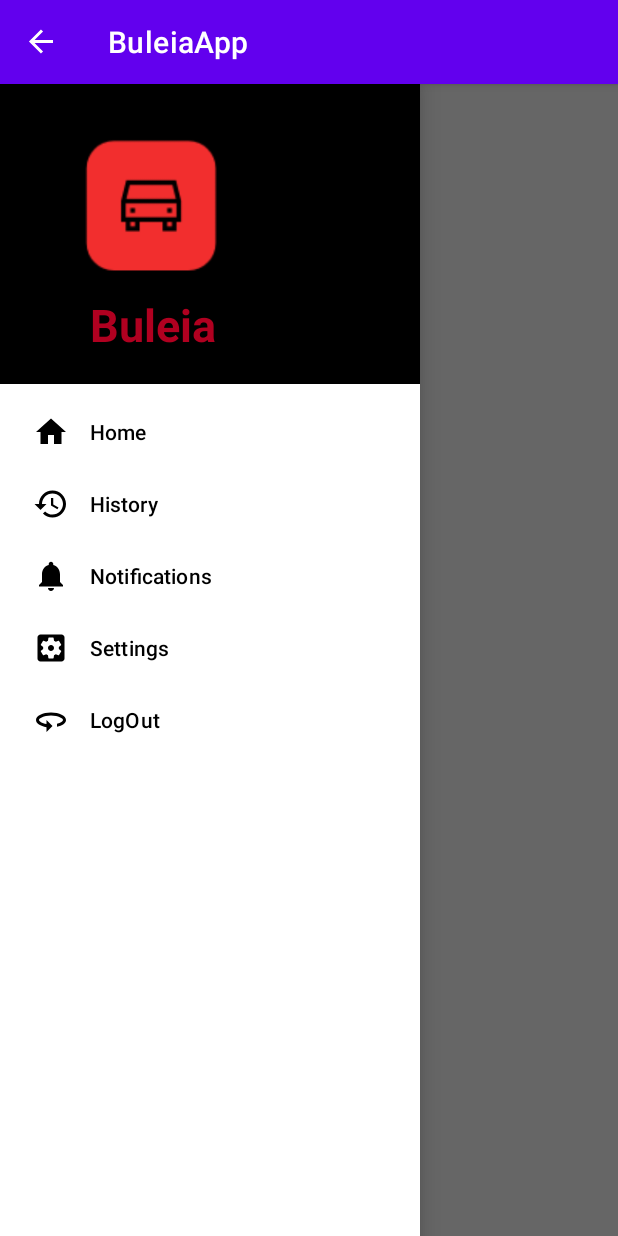
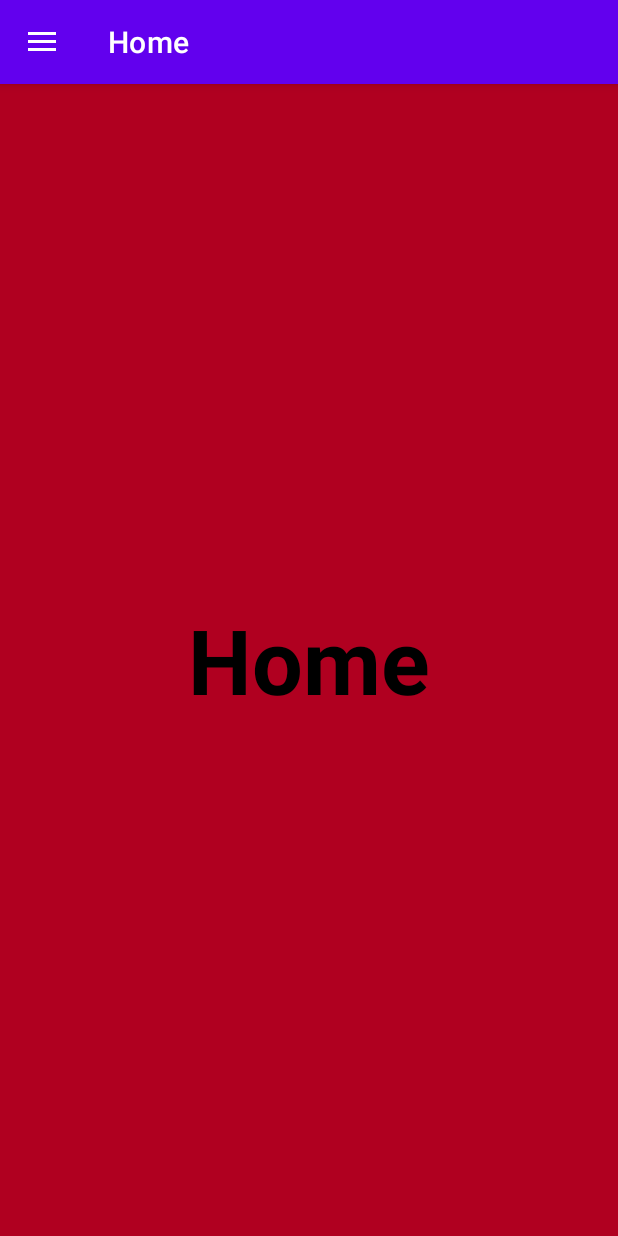
Before and after one commit to IPVC-ECGM/BuleiaApp, an Android app: the screen it shows after launch (MainActivity), after a tap on "Home", on a phone screen of 412 x 824 dp. Run offline under Robolectric (Android 15) with nearby library versions, the phone set to English and light mode, and no system bars; 1 other tap on this screen came first.

Commit message:
em andamento

```diff
--- a/app/build.gradle
+++ b/app/build.gradle
@@ -37,6 +37,7 @@ dependencies {
     implementation 'androidx.appcompat:appcompat:1.4.1'
     implementation 'com.google.android.material:material:1.5.0'
     implementation 'androidx.constraintlayout:constraintlayout:2.1.3'
+    implementation 'androidx.legacy:legacy-support-v4:1.0.0'
     testImplementation 'junit:junit:4.13.2'
     androidTestImplementation 'androidx.test.ext:junit:1.1.3'
     androidTestImplementation 'androidx.test.espresso:espresso-core:3.4.0'
--- /dev/null
+++ b/app/src/main/java/ecgm/app/buleia/HomeFragment.kt
@@ -0,0 +1,59 @@
+package ecgm.app.buleia
+
+import android.os.Bundle
+import androidx.fragment.app.Fragment
+import android.view.LayoutInflater
+import android.view.View
+import android.view.ViewGroup
+
+// TODO: Rename parameter arguments, choose names that match
+// the fragment initialization parameters, e.g. ARG_ITEM_NUMBER
+private const val ARG_PARAM1 = "param1"
+private const val ARG_PARAM2 = "param2"
+
+/**
+ * A simple [Fragment] subclass.
+ * Use the [HomeFragment.newInstance] factory method to
+ * create an instance of this fragment.
+ */
+class HomeFragment : Fragment() {
+    // TODO: Rename and change types of parameters
+    private var param1: String? = null
+    private var param2: String? = null
+
+    override fun onCreate(savedInstanceState: Bundle?) {
+        super.onCreate(savedInstanceState)
+        arguments?.let {
+            param1 = it.getString(ARG_PARAM1)
+            param2 = it.getString(ARG_PARAM2)
+        }
+    }
+
+    override fun onCreateView(
+        inflater: LayoutInflater, container: ViewGroup?,
+        savedInstanceState: Bundle?
+    ): View? {
+        // Inflate the layout for this fragment
+        return inflater.inflate(R.layout.fragment_home, container, false)
+    }
+
+    companion object {
+        /**
+         * Use this factory method to create a new instance of
+         * this fragment using the provided parameters.
+         *
+         * @param param1 Parameter 1.
+         * @param param2 Parameter 2.
+         * @return A new instance of fragment HomeFragment.
+         */
+        // TODO: Rename and change types and number of parameters
+        @JvmStatic
+        fun newInstance(param1: String, param2: String) =
+            HomeFragment().apply {
+                arguments = Bundle().apply {
+                    putString(ARG_PARAM1, param1)
+                    putString(ARG_PARAM2, param2)
+                }
+            }
+    }
+}
--- a/app/src/main/java/ecgm/app/buleia/MainActivity.kt
+++ b/app/src/main/java/ecgm/app/buleia/MainActivity.kt
@@ -8,17 +8,19 @@ import android.widget.Toast
 import androidx.appcompat.app.ActionBarDrawerToggle
 import androidx.appcompat.graphics.drawable.DrawerArrowDrawable
 import androidx.drawerlayout.widget.DrawerLayout
+import androidx.fragment.app.Fragment
 import com.google.android.material.navigation.NavigationView
 
 class MainActivity : AppCompatActivity() {
 
     lateinit var toggle: ActionBarDrawerToggle
+    lateinit var drawerLayout: DrawerLayout
 
     override fun onCreate(savedInstanceState: Bundle?) {
         super.onCreate(savedInstanceState)
         setContentView(R.layout.activity_main)
 
-        val drawerLayout : DrawerLayout = findViewById(R.id.drawerlayout)
+        drawerLayout = findViewById(R.id.drawerlayout)
         val menu1 : NavigationView = findViewById(R.id.menu_1)
 
         toggle = ActionBarDrawerToggle(this,drawerLayout,R.string.open,R.string.close)
@@ -28,8 +30,9 @@ class MainActivity : AppCompatActivity() {
         supportActionBar?.setDisplayHomeAsUpEnabled(true)
 
         menu1.setNavigationItemSelectedListener {
+            it.isChecked = true
             when(it.itemId){
-                R.id.home -> Toast.makeText(applicationContext,"clicked Home",Toast.LENGTH_SHORT).show()
+                R.id.home -> replaceFragment(HomeFragment(),it.title.toString())
                 R.id.history -> Toast.makeText(applicationContext,"clicked History",Toast.LENGTH_SHORT).show()
                 R.id.notificacao -> Toast.makeText(applicationContext,"clicked notificacao",Toast.LENGTH_SHORT).show()
                 R.id.definicao -> Toast.makeText(applicationContext,"clicked definicao",Toast.LENGTH_SHORT).show()
@@ -42,6 +45,16 @@ class MainActivity : AppCompatActivity() {
 
     }
 
+    private  fun replaceFragment(fragment: Fragment,title:String){
+        val fragmentManager = supportFragmentManager
+        val fragmentTransaction = fragmentManager.beginTransaction()
+        fragmentTransaction.replace(R.id.frame,fragment)
+        fragmentTransaction.commit()
+        drawerLayout.closeDrawers()
+        setTitle(title)
+
+    }
+
     override fun onOptionsItemSelected(item: MenuItem): Boolean {
        if(toggle.onOptionsItemSelected(item)){
            return true
--- a/app/src/main/res/layout/activity_main.xml
+++ b/app/src/main/res/layout/activity_main.xml
@@ -12,16 +12,11 @@
         android:layout_width="match_parent"
         android:layout_height="wrap_content">
 
-    <TextView
-        android:layout_width="wrap_content"
-        android:layout_height="wrap_content"
-        android:text="Activity 1"
-        android:textSize="26dp"
-        android:textColor="@color/design_default_color_error"
-        app:layout_constraintBottom_toBottomOf="parent"
-        app:layout_constraintLeft_toLeftOf="parent"
-        app:layout_constraintRight_toRightOf="parent"
-        app:layout_constraintTop_toTopOf="parent" />
+    <FrameLayout
+        android:id="@+id/frame"
+        android:layout_width="match_parent"
+        android:layout_height="match_parent"
+         />
 
 
     </androidx.constraintlayout.widget.ConstraintLayout>
--- /dev/null
+++ b/app/src/main/res/layout/fragment_home.xml
@@ -0,0 +1,19 @@
+<?xml version="1.0" encoding="utf-8"?>
+<FrameLayout xmlns:android="http://schemas.android.com/apk/res/android"
+    xmlns:tools="http://schemas.android.com/tools"
+    android:layout_width="match_parent"
+    android:layout_height="match_parent"
+    android:background="@color/design_default_color_error"
+    tools:context=".HomeFragment">
+
+
+    <TextView
+        android:layout_width="wrap_content"
+        android:layout_height="wrap_content"
+        android:layout_gravity="center"
+        android:text="Home"
+        android:textStyle="bold"
+        android:textColor="@color/black"
+        android:textSize="60dp"/>
+
+</FrameLayout>
--- a/app/src/main/res/menu/menu.xml
+++ b/app/src/main/res/menu/menu.xml
@@ -3,7 +3,7 @@
     xmlns:tools="http://schemas.android.com/tools"
     tools:showIn="navigation_view">
 
-
+<group android:checkableBehavior="single">
         <item
             android:id="@+id/home"
             android:title="Home"
@@ -30,5 +30,5 @@
             android:icon="@drawable/ic_baseline_360_24"
             />
 
-
+</group>
 </menu>
--- a/app/src/main/res/values/strings.xml
+++ b/app/src/main/res/values/strings.xml
@@ -2,5 +2,7 @@
     <string name="app_name">BuleiaApp</string>
     <string name="open">open</string>
     <string name="close">close</string>
+    <!-- TODO: Remove or change this placeholder text -->
+    <string name="hello_blank_fragment">Hello blank fragment</string>
 
 </resources>
```
